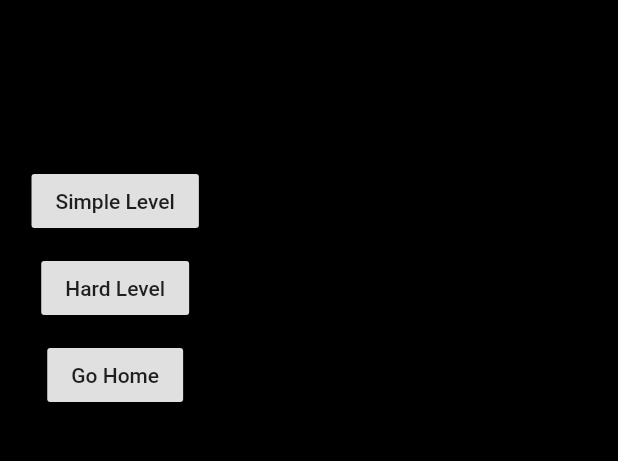
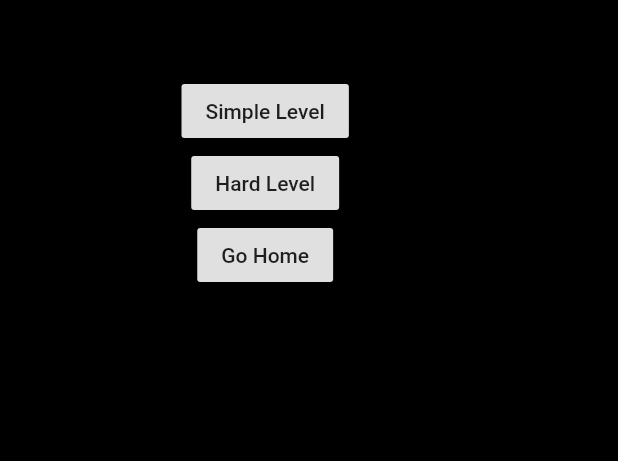
Before and after one commit to bilalahmad9/A_Dice_App_Multi_Features, a Flutter app: the screen it shows after launch, on a phone screen of 412 x 824 dp, the part 84-545 px from its top. Run offline on Flutter 3.47's test engine with Material 2 defaults, Android fonts, the phone set to English and light mode, and no system bars; our stand-ins replace flutter_spinkit.

```diff
--- a/dice_app_multi_features/lib/TwoLevel.dart
+++ b/dice_app_multi_features/lib/TwoLevel.dart
@@ -44,19 +44,19 @@ class _MyHomePageState extends State<MyHomePage> {
           child: Column(
             children: <Widget>[
               Padding(
-                padding: const EdgeInsets.only(top: 60),
+                padding: const EdgeInsets.only(left: 100),
                 child: RaisedButton(onPressed: changeLevel1,
                 child: Text('Simple Level'),
                 ),
               ),
               Padding(
-                padding: const EdgeInsets.only(top: 10),
+                padding: const EdgeInsets.only(left: 100),
                 child: RaisedButton(onPressed: changeLevel2,
                   child: Text('Hard Level'),
                 ),
               ),
               Padding(
-                padding: const EdgeInsets.only(top: 10),
+                padding: const EdgeInsets.only(left: 100),
                 child: RaisedButton(onPressed: HomeScreen,
                   child: Text('Go Home'),
                 ),
```
Also changed, not shown: dice_app_multi_features/lib/ContactUs.dart (added).
